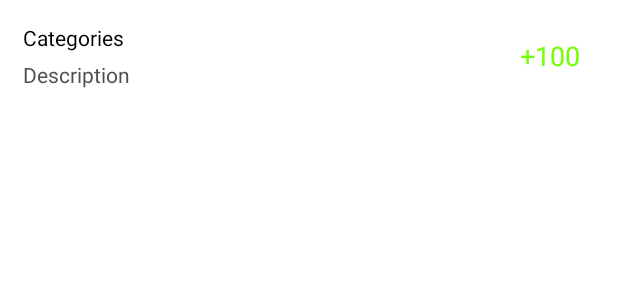
After one commit to PedroCarrillo/Expense-Tracker-App, an Android app: the layout layout_expense_widget_item.xml on its own in the app's theme, with its tools: preview values and no code run, on a phone screen of 412 x 824 dp. The commit adds this screen. Shown: the top 300 px of the screen. Run offline under Robolectric (Android 15) with nearby library versions, the phone set to English and light mode, and no system bars.

Commit message:
widget for expenses

```diff
--- /dev/null
+++ b/ExpenseTracker/app/src/main/res/layout/layout_expense_widget_item.xml
@@ -0,0 +1,41 @@
+<?xml version="1.0" encoding="utf-8"?>
+<LinearLayout xmlns:android="http://schemas.android.com/apk/res/android"
+    xmlns:tools="http://schemas.android.com/tools"
+    android:orientation="horizontal"
+    android:layout_width="match_parent"
+    android:padding="@dimen/dimen_15dp"
+    android:layout_height="wrap_content">
+
+    <LinearLayout
+        android:layout_width="0dp"
+        android:layout_weight="1"
+        android:layout_height="wrap_content"
+        android:gravity="center_vertical"
+        android:orientation="vertical">
+
+        <TextView
+            android:id="@+id/tv_category"
+            style="@style/ExpenseTrackerTextView"
+            android:text="@string/categories"/>
+
+        <TextView
+            android:id="@+id/tv_description"
+            android:layout_marginTop="@dimen/dimen_5dp"
+            style="@style/ExpenseTrackerTextView"
+            android:visibility="visible"
+            android:textColor="@color/grey"
+            android:text="@string/description"/>
+    </LinearLayout>
+
+    <TextView
+        android:id="@+id/tv_total"
+        android:layout_width="wrap_content"
+        android:layout_height="wrap_content"
+        android:layout_marginRight="@dimen/dimen_10dp"
+        android:layout_marginEnd="@dimen/dimen_10dp"
+        android:textColor="@color/colorAccentGreen"
+        android:layout_gravity="center"
+        android:textSize="@dimen/text_size_18"
+        tools:text="+100"/>
+
+</LinearLayout>
--- a/ExpenseTracker/app/src/main/res/values/dimens.xml
+++ b/ExpenseTracker/app/src/main/res/values/dimens.xml
@@ -15,6 +15,8 @@
     <dimen name="default_text_size">25dp</dimen>
     <dimen name="elevation_dp">2dp</dimen>
     <dimen name="corner_dp">2dp</dimen>
+    <dimen name="widget_default_height">180dp</dimen>
+    <dimen name="widget_default_width">250dp</dimen>
 
     <dimen name="dimen_5dp">5dp</dimen>
     <dimen name="dimen_10dp">10dp</dimen>
--- /dev/null
+++ b/ExpenseTracker/app/src/main/res/xml/widget_provider.xml
@@ -0,0 +1,5 @@
+<appwidget-provider xmlns:android="http://schemas.android.com/apk/res/android"
+    android:initialLayout="@layout/widget_layout"
+    android:minHeight="@dimen/widget_default_height"
+    android:minWidth="@dimen/widget_default_width"
+    android:updatePeriodMillis="108000"/>
```
Also changed, not shown: ExpenseTracker/app/build.gradle (+11 -2 lines), ExpenseTracker/app/src/main/AndroidManifest.xml (+13 -0 lines), ExpenseTracker/app/src/main/java/com/pedrocarrillo/expensetracker/entities/Expense.java (+17 -0 lines), ExpenseTracker/app/src/main/java/com/pedrocarrillo/expensetracker/widget/ExpensesWidgetProvider.java (added, +44 -0 lines), ExpenseTracker/app/src/main/java/com/pedrocarrillo/expensetracker/widget/ExpensesWidgetService.java (added, +18 -0 lines), ExpenseTracker/app/src/main/java/com/pedrocarrillo/expensetracker/widget/ListProvider.java (added, +110 -0 lines), ExpenseTracker/app/src/main/res/layout/widget_layout.xml (added, +43 -0 lines).
